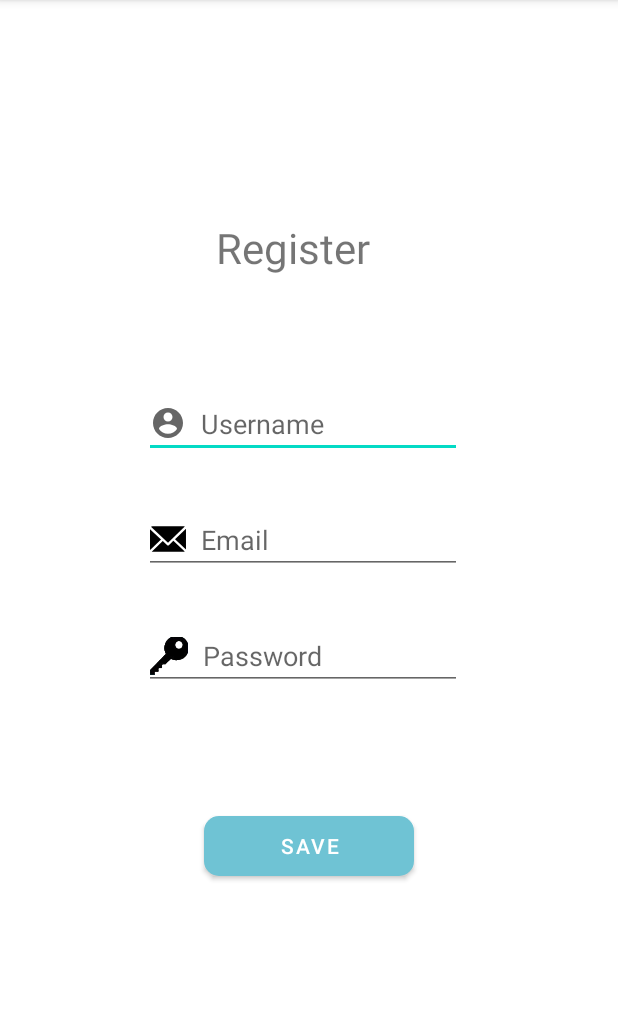
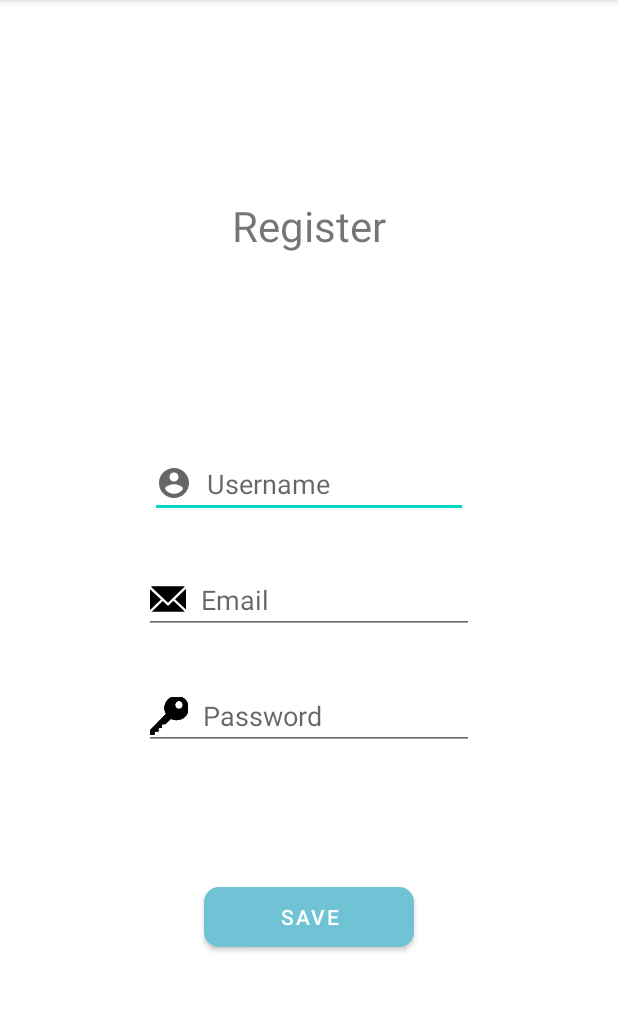
Before and after one commit to Szoftverrendszerek-tervezese/Android, an Android app: the AuthenticationActivity screen opened directly, with no data from a screen before it, on a phone screen of 412 x 824 dp, the part 84-1096 px from its top. Run offline under Robolectric (Android 15) with nearby library versions, the phone set to English and light mode, and no system bars; our stand-ins replace data binding.

Commit message:
register screen corrected thx Halász .

```diff
--- a/app/src/main/res/layout/fragment_register.xml
+++ b/app/src/main/res/layout/fragment_register.xml
@@ -1,10 +1,11 @@
 <?xml version="1.0" encoding="utf-8"?>
 
 <layout>
+
     <androidx.constraintlayout.widget.ConstraintLayout xmlns:android="http://schemas.android.com/apk/res/android"
         xmlns:app="http://schemas.android.com/apk/res-auto"
         xmlns:tools="http://schemas.android.com/tools"
-        android:id="@+id/frameLayout"
+        android:id="@+id/registerFragment"
         android:layout_width="match_parent"
         android:layout_height="match_parent"
         tools:context=".authentication.register.RegisterFragment">
@@ -13,64 +14,61 @@
             android:id="@+id/textView"
             android:layout_width="wrap_content"
             android:layout_height="wrap_content"
-            android:layout_marginStart="144dp"
-            android:layout_marginLeft="144dp"
-            android:layout_marginTop="100dp"
             android:text="@string/register"
             android:textSize="28sp"
+            app:layout_constraintBottom_toTopOf="@id/userNameEditText"
+            app:layout_constraintEnd_toEndOf="parent"
             app:layout_constraintStart_toStartOf="parent"
-            app:layout_constraintTop_toTopOf="@+id/horizontal" />
+            app:layout_constraintTop_toTopOf="parent" />
 
         <EditText
             android:id="@+id/userNameEditText"
             android:layout_width="212dp"
             android:layout_height="45dp"
-            android:layout_marginStart="96dp"
-            android:layout_marginLeft="96dp"
-            android:layout_marginTop="76dp"
+            android:layout_marginBottom="32dp"
             android:autofillHints="Username"
             android:drawableStart="@drawable/account_icon"
             android:drawableLeft="@drawable/account_icon"
             android:drawablePadding="10dp"
+            android:hint="@string/username"
             android:inputType="textPersonName"
-            android:hint="@string/username"
+            app:layout_constraintBottom_toTopOf="@id/emailEditText"
+            app:layout_constraintEnd_toEndOf="parent"
             app:layout_constraintStart_toStartOf="parent"
-            app:layout_constraintTop_toBottomOf="@+id/textView"
             tools:ignore="LabelFor" />
 
 
         <EditText
             android:id="@+id/emailEditText"
-            android:layout_width="212dp"
+            android:layout_width="220dp"
             android:layout_height="45dp"
-            android:layout_marginStart="96dp"
-            android:layout_marginLeft="96dp"
             android:layout_marginTop="32dp"
             android:autofillHints="Email"
             android:drawableStart="@drawable/email_icon"
             android:drawableLeft="@drawable/email_icon"
             android:drawablePadding="10dp"
+            android:hint="@string/email"
             android:inputType="textEmailAddress"
-            android:hint="@string/email"
+            app:layout_constraintBottom_toBottomOf="parent"
+            app:layout_constraintEnd_toEndOf="parent"
             app:layout_constraintStart_toStartOf="parent"
-            app:layout_constraintTop_toBottomOf="@+id/userNameEditText"
+            app:layout_constraintTop_toTopOf="parent"
             tools:ignore="LabelFor" />
 
 
         <EditText
             android:id="@+id/passwordEditText"
-            android:layout_width="212dp"
+            android:layout_width="0dp"
             android:layout_height="45dp"
-            android:layout_marginStart="96dp"
-            android:layout_marginLeft="96dp"
             android:layout_marginTop="32dp"
             android:autofillHints="@string/password"
             android:drawableStart="@drawable/password_icon"
             android:drawableLeft="@drawable/password_icon"
             android:drawablePadding="10dp"
+            android:hint="@string/password"
             android:inputType="textPassword"
-            android:hint="@string/password"
-            app:layout_constraintStart_toStartOf="parent"
+            app:layout_constraintEnd_toEndOf="@id/emailEditText"
+            app:layout_constraintStart_toStartOf="@id/emailEditText"
             app:layout_constraintTop_toBottomOf="@+id/emailEditText"
             tools:ignore="LabelFor" />
 
@@ -78,21 +76,13 @@
             android:id="@+id/saveButton"
             android:layout_width="140dp"
             android:layout_height="40dp"
-            android:layout_marginStart="136dp"
-            android:layout_marginLeft="136dp"
-            android:layout_marginTop="84dp"
             android:background="@drawable/rounded_button"
             android:text="@string/save"
             app:backgroundTint="@color/buttonColor"
+            app:layout_constraintBottom_toBottomOf="parent"
+            app:layout_constraintEnd_toEndOf="parent"
             app:layout_constraintStart_toStartOf="parent"
-            app:layout_constraintTop_toBottomOf="@+id/passwordEditText" />
-
-        <androidx.constraintlayout.widget.Guideline
-            android:id="@+id/horizontal"
-            android:layout_width="wrap_content"
-            android:layout_height="wrap_content"
-            android:orientation="horizontal"
-            app:layout_constraintGuide_percent="0.06" />
+            app:layout_constraintTop_toTopOf="@id/passwordEditText" />
 
     </androidx.constraintlayout.widget.ConstraintLayout>
 
```
Also changed, not shown: app/src/main/java/com/example/application/authentication/register/RegisterFragment.kt (+15 -14 lines), app/src/main/java/com/example/application/home/HomeActivity.kt (+14 -2 lines), app/src/main/res/layout/activity_home.xml (+20 -9 lines).
